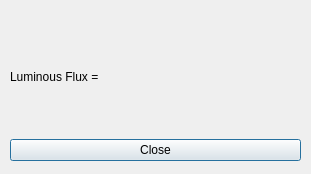
Before: the Qt Designer form luminous-flux-window.ui in wszechmogacy/photometric-curves, drawn with Qt 5.
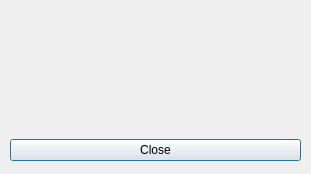
After: the same form once the commit is applied.

Commit message: Set flux properly

```diff
--- a/luminous-flux-window.ui
+++ b/luminous-flux-window.ui
@@ -26,9 +26,12 @@
     <item>
      <layout class="QHBoxLayout" name="horizontalLayout">
       <item>
-       <widget class="QLabel" name="luminousFluxName">
-        <property name="text">
-         <string>Luminous Flux = </string>
+       <widget class="QLabel" name="luminousFluxtxt">
+        <property name="sizePolicy">
+         <sizepolicy hsizetype="Maximum" vsizetype="Preferred">
+          <horstretch>0</horstretch>
+          <verstretch>0</verstretch>
+         </sizepolicy>
         </property>
        </widget>
       </item>
@@ -37,12 +40,11 @@
         <property name="text">
          <string/>
         </property>
-       </widget>
-      </item>
-      <item>
-       <widget class="QLabel" name="luminousUnitsName">
-        <property name="text">
-         <string/>
+        <property name="textFormat">
+         <enum>Qt::AutoText</enum>
+        </property>
+        <property name="scaledContents">
+         <bool>true</bool>
         </property>
        </widget>
       </item>
```
Left out of the diff: 7 changed lines with no effect on the pictures. The commit also changes 3 other files.
